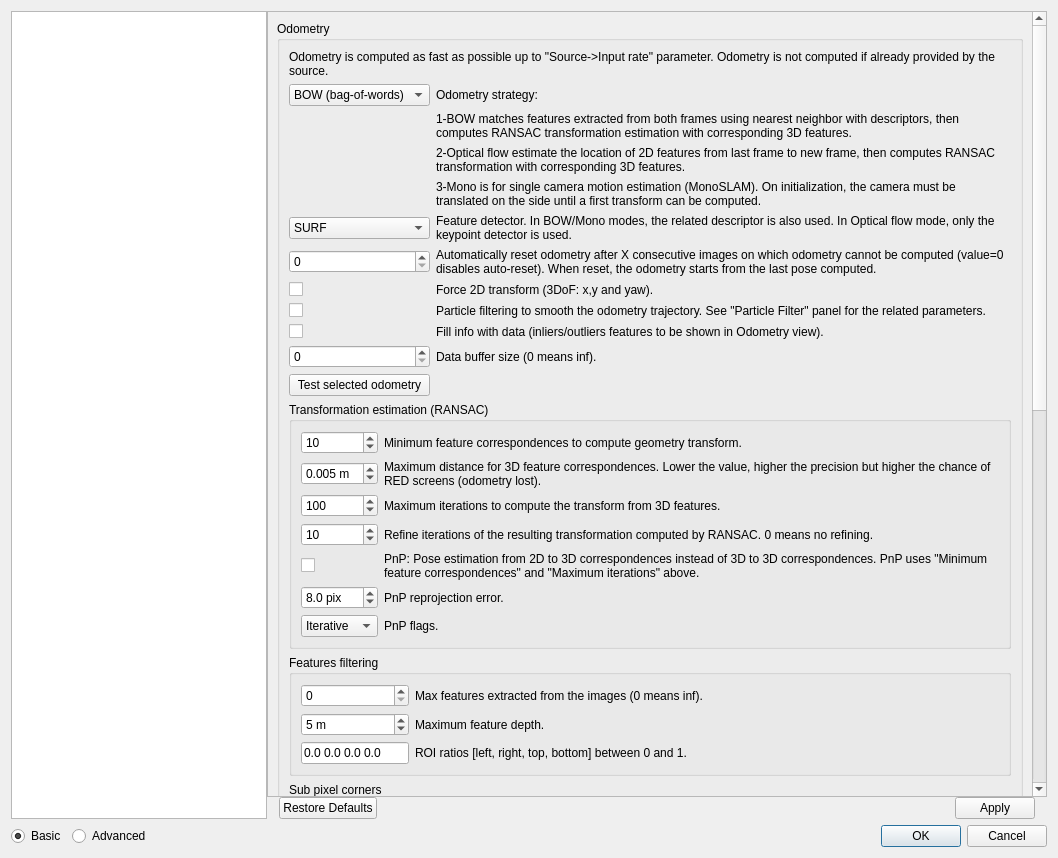
First picture: the form in guilib/src/ui/preferencesDialog.ui, repository introlab/rtabmap, before the edit.
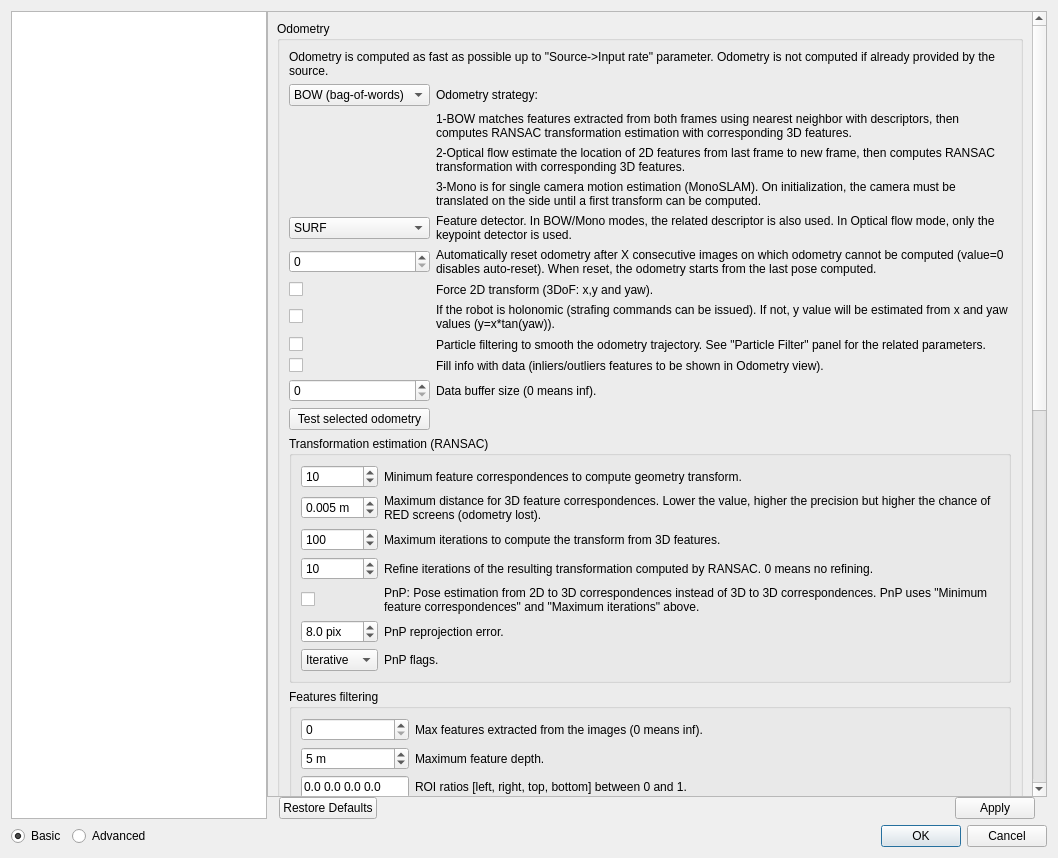
Second picture: the form after the edit. Icons and pictures are not drawn. Custom widgets are drawn as their Qt base class.

Patch:
```diff
--- a/guilib/src/ui/preferencesDialog.ui
+++ b/guilib/src/ui/preferencesDialog.ui
@@ -63,7 +63,7 @@
           <property name="geometry">
            <rect>
             <x>0</x>
-            <y>-450</y>
+            <y>0</y>
             <width>755</width>
             <height>1591</height>
            </rect>
@@ -6794,13 +6794,6 @@
                         </item>
                        </widget>
                       </item>
-                      <item row="5" column="0">
-                       <widget class="QSpinBox" name="odom_countdown">
-                        <property name="maximum">
-                         <number>999999</number>
-                        </property>
-                       </widget>
-                      </item>
                       <item row="4" column="1">
                        <widget class="QLabel" name="label_44">
                         <property name="text">
@@ -6838,7 +6831,7 @@
                         </property>
                        </widget>
                       </item>
-                      <item row="8" column="1">
+                      <item row="9" column="1">
                        <widget class="QLabel" name="label_221">
                         <property name="text">
                          <string>Fill info with data (inliers/outliers features to be shown in Odometry view).</string>
@@ -6848,7 +6841,7 @@
                         </property>
                        </widget>
                       </item>
-                      <item row="10" column="0">
+                      <item row="11" column="0">
                        <widget class="QPushButton" name="pushButton_testOdometry">
                         <property name="text">
                          <string>Test selected odometry</string>
@@ -6875,7 +6868,7 @@
                         </property>
                        </widget>
                       </item>
-                      <item row="9" column="1">
+                      <item row="10" column="1">
                        <widget class="QLabel" name="label_232">
                         <property name="text">
                          <string>Data buffer size (0 means inf).</string>
@@ -6885,7 +6878,7 @@
                         </property>
                        </widget>
                       </item>
-                      <item row="9" column="0">
+                      <item row="10" column="0">
                        <widget class="QSpinBox" name="odom_dataBufferSize">
                         <property name="maximum">
                          <number>999999</number>
@@ -6902,7 +6895,7 @@
                         </property>
                        </widget>
                       </item>
-                      <item row="8" column="0">
+                      <item row="9" column="0">
                        <widget class="QCheckBox" name="odom_fillInfoData">
                         <property name="text">
                          <string/>
@@ -6956,7 +6949,7 @@
                         </item>
                        </widget>
                       </item>
-                      <item row="7" column="1">
+                      <item row="8" column="1">
                        <widget class="QLabel" name="label_233">
                         <property name="text">
                          <string>Particle filtering to smooth the odometry trajectory. See &quot;Particle Filter&quot; panel for the related parameters.</string>
@@ -6966,13 +6959,37 @@
                         </property>
                        </widget>
                       </item>
-                      <item row="7" column="0">
+                      <item row="8" column="0">
                        <widget class="QCheckBox" name="odom_particleFiltering">
                         <property name="text">
                          <string/>
                         </property>
                        </widget>
                       </item>
+                      <item row="5" column="0">
+                       <widget class="QSpinBox" name="odom_countdown">
+                        <property name="maximum">
+                         <number>999999</number>
+                        </property>
+                       </widget>
+                      </item>
+                      <item row="7" column="1">
+                       <widget class="QLabel" name="label_238">
+                        <property name="text">
+                         <string>If the robot is holonomic (strafing commands can be issued). If not, y value will be estimated from x and yaw values (y=x*tan(yaw)).</string>
+                        </property>
+                        <property name="wordWrap">
+                         <bool>true</bool>
+                        </property>
+                       </widget>
+                      </item>
+                      <item row="7" column="0">
+                       <widget class="QCheckBox" name="odom_holonomic">
+                        <property name="text">
+                         <string/>
+                        </property>
+                       </widget>
+                      </item>
                      </layout>
                     </item>
                     <item>
```
